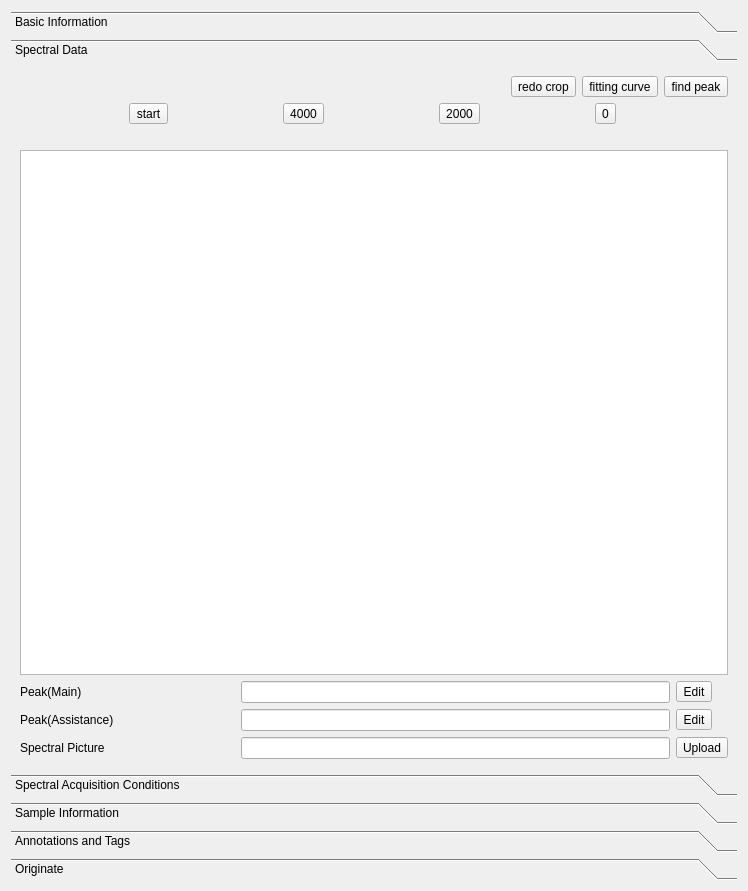
MRsoymilk/KnowIt, file src/ApplicationContainer/FormMineIt/FormProperty/EditInfo/editinfo.ui: the form before one commit.
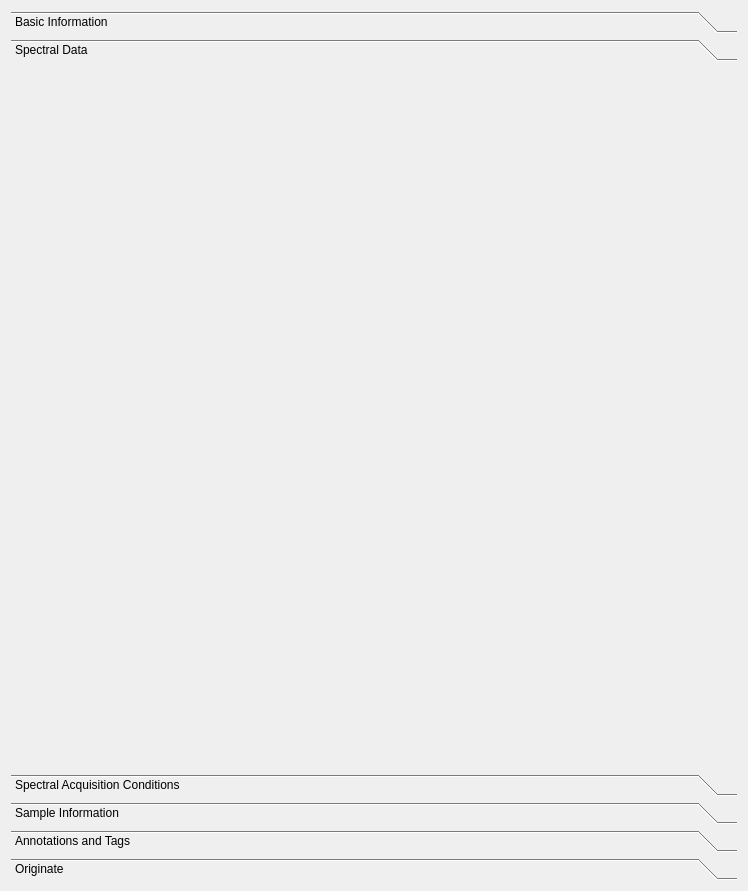
The form after the commit. The open tabs and pages were chosen to show the change.

```diff
--- a/src/ApplicationContainer/FormMineIt/FormProperty/EditInfo/editinfo.ui
+++ b/src/ApplicationContainer/FormMineIt/FormProperty/EditInfo/editinfo.ui
@@ -13,7 +13,7 @@
   <property name="windowTitle">
    <string>EditInfo</string>
   </property>
-  <layout class="QGridLayout" name="gridLayout">
+  <layout class="QGridLayout" name="gridLayout_12">
    <item row="0" column="0">
     <widget class="QToolBox" name="toolBox">
      <property name="currentIndex">
@@ -31,84 +31,7 @@
       <attribute name="label">
        <string>Basic Information</string>
       </attribute>
-      <layout class="QGridLayout" name="gridLayout_3">
-       <item row="1" column="2">
-        <widget class="QToolButton" name="tBtnName_zh_Edit">
-         <property name="text">
-          <string>Edit</string>
-         </property>
-        </widget>
-       </item>
-       <item row="5" column="1">
-        <widget class="QLineEdit" name="lineEditCompoundType"/>
-       </item>
-       <item row="9" column="1">
-        <spacer name="verticalSpacer">
-         <property name="orientation">
-          <enum>Qt::Orientation::Vertical</enum>
-         </property>
-         <property name="sizeHint" stdset="0">
-          <size>
-           <width>20</width>
-           <height>40</height>
-          </size>
-         </property>
-        </spacer>
-       </item>
-       <item row="1" column="1">
-        <widget class="QLineEdit" name="lineEditCompoundName_zh"/>
-       </item>
-       <item row="0" column="1">
-        <widget class="QLineEdit" name="lineEditCompoundName_en"/>
-       </item>
-       <item row="7" column="0">
-        <widget class="QLabel" name="labelStructurePicture">
-         <property name="text">
-          <string>Structure Picture</string>
-         </property>
-        </widget>
-       </item>
-       <item row="4" column="0">
-        <widget class="QLabel" name="labelCASNumber">
-         <property name="text">
-          <string>CAS Number</string>
-         </property>
-        </widget>
-       </item>
-       <item row="2" column="0">
-        <widget class="QLabel" name="labelMolecularFormula">
-         <property name="text">
-          <string>Molecular Formula</string>
-         </property>
-        </widget>
-       </item>
-       <item row="8" column="0">
-        <widget class="QLabel" name="labelState">
-         <property name="text">
-          <string>State</string>
-         </property>
-        </widget>
-       </item>
-       <item row="3" column="0">
-        <widget class="QLabel" name="labelMolecularWeight">
-         <property name="text">
-          <string>Molecular Weight</string>
-         </property>
-        </widget>
-       </item>
-       <item row="1" column="0">
-        <widget class="QLabel" name="labelCompoundName_zh">
-         <property name="text">
-          <string>Compound Name(zh)</string>
-         </property>
-        </widget>
-       </item>
-       <item row="3" column="1">
-        <widget class="QLineEdit" name="lineEditMolecularWeight"/>
-       </item>
-       <item row="2" column="1">
-        <widget class="QLineEdit" name="lineEditMolecularFormula"/>
-       </item>
+      <layout class="QGridLayout" name="gridLayout">
        <item row="0" column="0">
         <widget class="QLabel" name="labelCompoundName_en">
          <property name="text">
@@ -163,188 +86,9 @@
       <attribute name="label">
        <string>Spectral Data</string>
       </attribute>
-      <layout class="QGridLayout" name="gridLayout_2">
-       <item row="1" column="0" colspan="4">
-        <layout class="QGridLayout" name="gLayPoint">
-         <item row="0" column="0">
-          <widget class="QToolButton" name="tBtnPointStart">
-           <property name="text">
-            <string>start</string>
-           </property>
-          </widget>
-         </item>
-         <item row="0" column="2">
-          <widget class="QToolButton" name="tBtnPoint2000">
-           <property name="text">
-            <string>2000</string>
-           </property>
-          </widget>
-         </item>
-         <item row="0" column="3">
-          <widget class="QToolButton" name="tBtnPoint0">
-           <property name="text">
-            <string>0</string>
-           </property>
-          </widget>
-         </item>
-         <item row="0" column="1">
-          <widget class="QToolButton" name="tBtnPoint4000">
-           <property name="text">
-            <string>4000</string>
-           </property>
-          </widget>
-         </item>
-         <item row="1" column="0">
-          <widget class="QLabel" name="labelPointStart">
-           <property name="text">
-            <string/>
-           </property>
-           <property name="alignment">
-            <set>Qt::AlignmentFlag::AlignCenter</set>
-           </property>
-          </widget>
-         </item>
-         <item row="1" column="1">
-          <widget class="QLabel" name="labelPoint4000">
-           <property name="text">
-            <string/>
-           </property>
-           <property name="alignment">
-            <set>Qt::AlignmentFlag::AlignCenter</set>
-           </property>
-          </widget>
-         </item>
-         <item row="1" column="2">
-          <widget class="QLabel" name="labelPoint2000">
-           <property name="text">
-            <string/>
-           </property>
-           <property name="alignment">
-            <set>Qt::AlignmentFlag::AlignCenter</set>
-           </property>
-          </widget>
-         </item>
-         <item row="1" column="3">
-          <widget class="QLabel" name="labelPoint0">
-           <property name="text">
-            <string/>
-           </property>
-           <property name="alignment">
-            <set>Qt::AlignmentFlag::AlignCenter</set>
-           </property>
-          </widget>
-         </item>
-        </layout>
-       </item>
-       <item row="5" column="1" colspan="2">
-        <widget class="QLineEdit" name="lineEditSpectralPicturePath"/>
-       </item>
-       <item row="4" column="3">
-        <widget class="QToolButton" name="tBtnEditPeakAssistance">
-         <property name="sizePolicy">
-          <sizepolicy hsizetype="Fixed" vsizetype="Fixed">
-           <horstretch>0</horstretch>
-           <verstretch>0</verstretch>
-          </sizepolicy>
-         </property>
-         <property name="text">
-          <string>Edit</string>
-         </property>
-        </widget>
-       </item>
-       <item row="5" column="0">
-        <widget class="QLabel" name="labelPlotPath">
-         <property name="text">
-          <string>Spectral Picture</string>
-         </property>
-        </widget>
-       </item>
-       <item row="3" column="0">
-        <widget class="QLabel" name="labelPeak">
-         <property name="text">
-          <string>Peak(Main)</string>
-         </property>
-        </widget>
-       </item>
-       <item row="4" column="0">
-        <widget class="QLabel" name="label">
-         <property name="text">
-          <string>Peak(Assistance)</string>
-         </property>
-        </widget>
-       </item>
-       <item row="5" column="3">
-        <widget class="QToolButton" name="tBtnUploadSpectral">
-         <property name="sizePolicy">
-          <sizepolicy hsizetype="Fixed" vsizetype="Fixed">
-           <horstretch>0</horstretch>
-           <verstretch>0</verstretch>
-          </sizepolicy>
-         </property>
-         <property name="text">
-          <string>Upload</string>
-         </property>
-        </widget>
-       </item>
-       <item row="0" column="0" colspan="4">
-        <layout class="QHBoxLayout" name="horizontalLayout">
-         <item>
-          <spacer name="horizontalSpacer">
-           <property name="orientation">
-            <enum>Qt::Orientation::Horizontal</enum>
-           </property>
-           <property name="sizeHint" stdset="0">
-            <size>
-             <width>40</width>
-             <height>20</height>
-            </size>
-           </property>
-          </spacer>
-         </item>
-         <item>
-          <widget class="QToolButton" name="tBtnRedoCrop">
-           <property name="text">
-            <string>redo crop</string>
-           </property>
-          </widget>
-         </item>
-         <item>
-          <widget class="QToolButton" name="tBtnFittingCurve">
-           <property name="text">
-            <string>fitting curve</string>
-           </property>
-          </widget>
-         </item>
-         <item>
-          <widget class="QToolButton" name="tBtnFindPeak">
-           <property name="text">
-            <string>find peak</string>
-           </property>
-          </widget>
-         </item>
-        </layout>
-       </item>
-       <item row="2" column="0" colspan="4">
-        <widget class="QGraphicsView" name="graphicsViewSpectral"/>
-       </item>
-       <item row="3" column="1" colspan="2">
-        <widget class="QLineEdit" name="lineEditPeakMain"/>
-       </item>
-       <item row="3" column="3">
-        <widget class="QToolButton" name="tBtnEditPeakMain">
-         <property name="sizePolicy">
-          <sizepolicy hsizetype="Fixed" vsizetype="Fixed">
-           <horstretch>0</horstretch>
-           <verstretch>0</verstretch>
-          </sizepolicy>
-         </property>
-         <property name="text">
-          <string>Edit</string>
-         </property>
-        </widget>
-       </item>
-       <item row="4" column="1" colspan="2">
-        <widget class="QLineEdit" name="lineEditPeakAssistance"/>
+      <layout class="QGridLayout" name="gridLayout_3">
+       <item row="0" column="0">
+        <layout class="QGridLayout" name="gLaySpectralData"/>
        </item>
       </layout>
      </widget>
```
Left out of the diff: 221 changed lines with no effect on the pictures.
